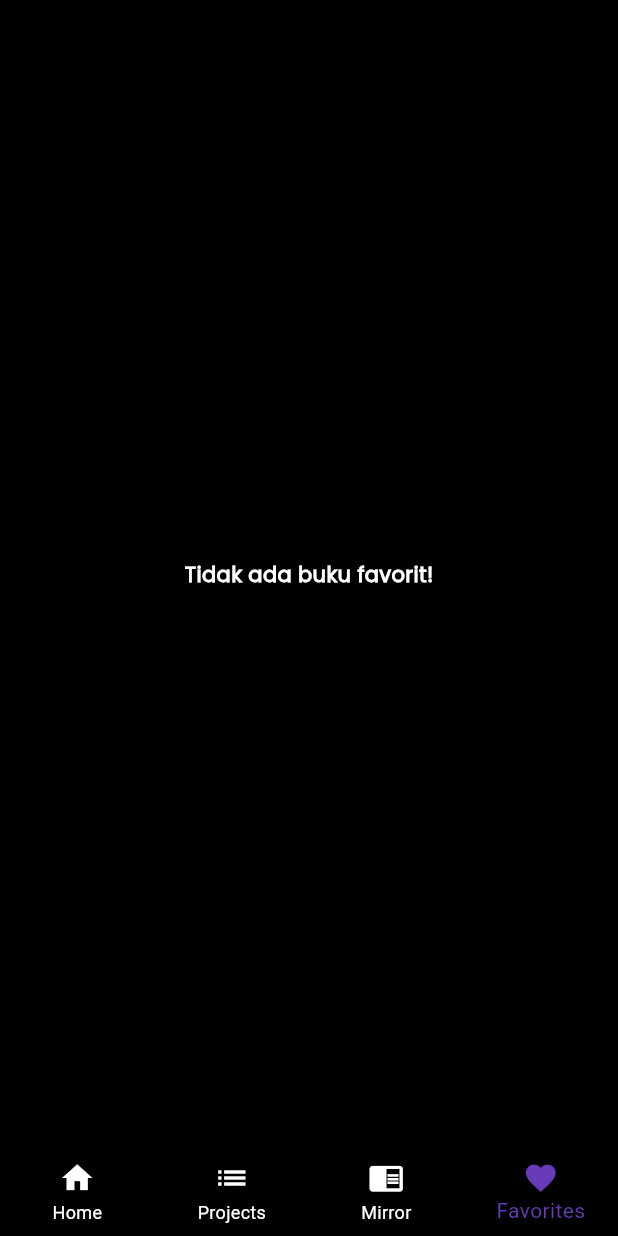
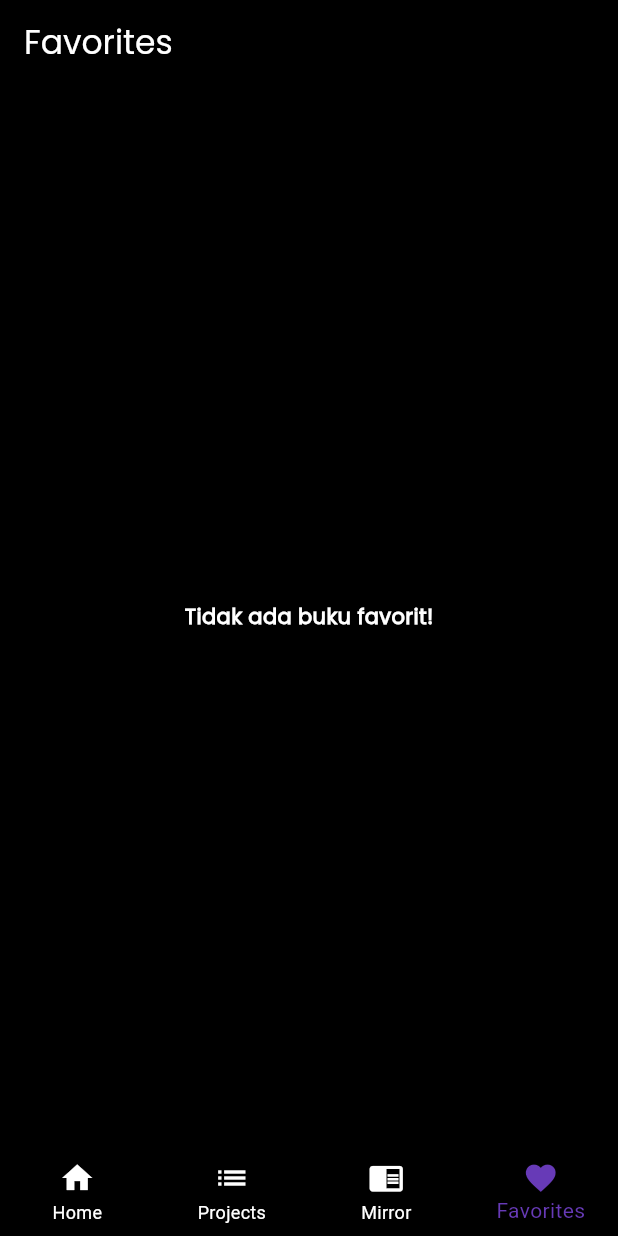
Before and after one commit to adnfutuh/komik_app, a Flutter app: the screen it shows after launch, item 4 of the bottom bar chosen, on a phone screen of 412 x 824 dp. Run offline on Flutter 3.47's test engine with Material 3 defaults, Android fonts, the phone set to English and light mode, and no system bars.

Commit message:
update:ui

```diff
--- a/lib/pages/favorite_page.dart
+++ b/lib/pages/favorite_page.dart
@@ -1,3 +1,82 @@
+// import 'package:flutter/material.dart';
+// import '../const/const.dart';
+// import '../data_provider/dummy.dart';
+// import '../models/book_model.dart';
+// import '../util/util.dart';
+// import '../widget/book_card.dart';
+
+// class FavoritePage extends StatelessWidget {
+//   final List<String> favBooks;
+//   final Function(String) onFavoriteToggle;
+//   const FavoritePage({
+//     super.key,
+//     required this.favBooks,
+//     required this.onFavoriteToggle,
+//   });
+
+//   @override
+//   Widget build(BuildContext context) {
+//     Util util = Util(context);
+//     List<BookModel> allBooks = Dummy.books;
+//     List<BookModel> favoriteBooks =
+//         allBooks.where((book) => favBooks.contains(book.bookId)).toList();
+
+//     if (favoriteBooks.isEmpty) {
+//       return Container(
+//         color: Colors.black,
+//         child: Center(
+//           child: Text(
+//             'Tidak ada buku favorit!',
+//             style: defaultTxt.copyWith(
+//               fontSize: 14,
+//               fontWeight: FontWeight.bold,
+//               color: Colors.white,
+//             ),
+//           ),
+//         ),
+//       );
+//     }
+
+//     return Scaffold(
+//       backgroundColor: Colors.black,
+//       body: Column(
+//         children: [
+//           Text(
+//             'Favorites',
+//             style: defaultTxt.copyWith(color: Colors.white),
+//           ),
+//           Center(
+//             child: SizedBox(
+//               width: util.width * 0.8,
+//               child: GridView.builder(
+//                 gridDelegate: SliverGridDelegateWithFixedCrossAxisCount(
+//                   crossAxisCount: util.isPhone
+//                       ? 2
+//                       : util.isTablet
+//                           ? 3
+//                           : 6,
+//                   mainAxisSpacing: 5,
+//                   crossAxisSpacing: 5,
+//                   childAspectRatio: 0.5,
+//                 ),
+//                 itemCount: favoriteBooks.length,
+//                 itemBuilder: (context, index) {
+//                   return BookCard(
+//                     book: favoriteBooks[index],
+//                     onFavoriteToggle: (bookId) {
+//                       onFavoriteToggle(bookId);
+//                     },
+//                     favBooks: favBooks,
+//                   );
+//                 },
+//               ),
+//             ),
+//           ),
+//         ],
+//       ),
+//     );
+//   }
+// }
 import 'package:flutter/material.dart';
 import '../const/const.dart';
 import '../data_provider/dummy.dart';
@@ -8,6 +87,7 @@ import '../widget/book_card.dart';
 class FavoritePage extends StatelessWidget {
   final List<String> favBooks;
   final Function(String) onFavoriteToggle;
+
   const FavoritePage({
     super.key,
     required this.favBooks,
@@ -21,10 +101,15 @@ class FavoritePage extends StatelessWidget {
     List<BookModel> favoriteBooks =
         allBooks.where((book) => favBooks.contains(book.bookId)).toList();
 
-    if (favoriteBooks.isEmpty) {
-      return Container(
-        color: Colors.black,
-        child: Center(
+    return Scaffold(
+      appBar: AppBar(
+        title:
+            Text('Favorites', style: defaultTxt.copyWith(color: Colors.white)),
+        backgroundColor: Colors.black,
+      ),
+      backgroundColor: Colors.black,
+      body: favoriteBooks.isEmpty
+          ? Center(
               child: Text(
                 'Tidak ada buku favorit!',
                 style: defaultTxt.copyWith(
@@ -33,12 +118,9 @@ class FavoritePage extends StatelessWidget {
                   color: Colors.white,
                 ),
               ),
-        ),
-      );
-    }
-
-    return SizedBox(
-      width: util.width * 0.8,
+            )
+          : Padding(
+              padding: const EdgeInsets.all(8.0),
               child: GridView.builder(
                 gridDelegate: SliverGridDelegateWithFixedCrossAxisCount(
                   crossAxisCount: util.isPhone
@@ -61,6 +143,7 @@ class FavoritePage extends StatelessWidget {
                   );
                 },
               ),
+            ),
     );
   }
 }
--- a/lib/pages/home_page.dart
+++ b/lib/pages/home_page.dart
@@ -133,7 +133,9 @@ class _HomePageState extends State<HomePage> {
                 childAspectRatio: 0.5,
               ),
             ),
-            const SliverToBoxAdapter(child: SizedBox(height: 20)),
+            const SliverToBoxAdapter(
+              child: SizedBox(height: 20),
+            ),
           ],
         ),
       ),
```
Lines whose indentation alone changed are shown as unchanged.
